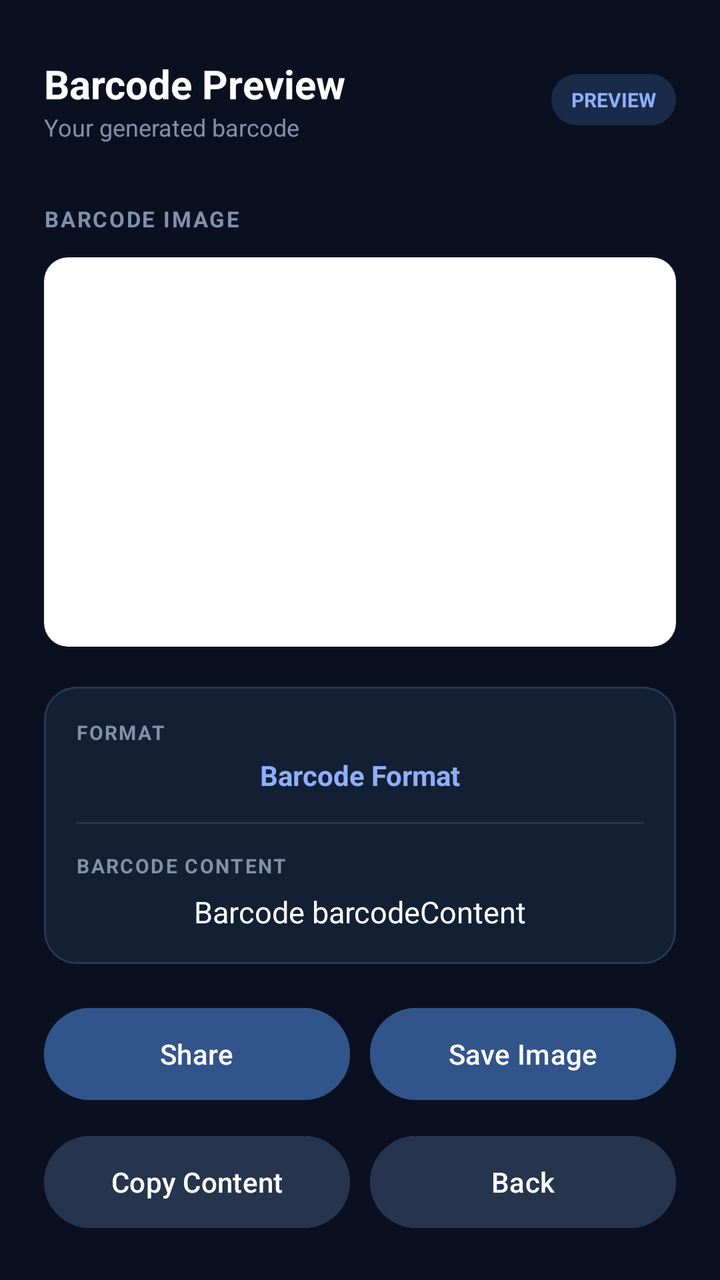
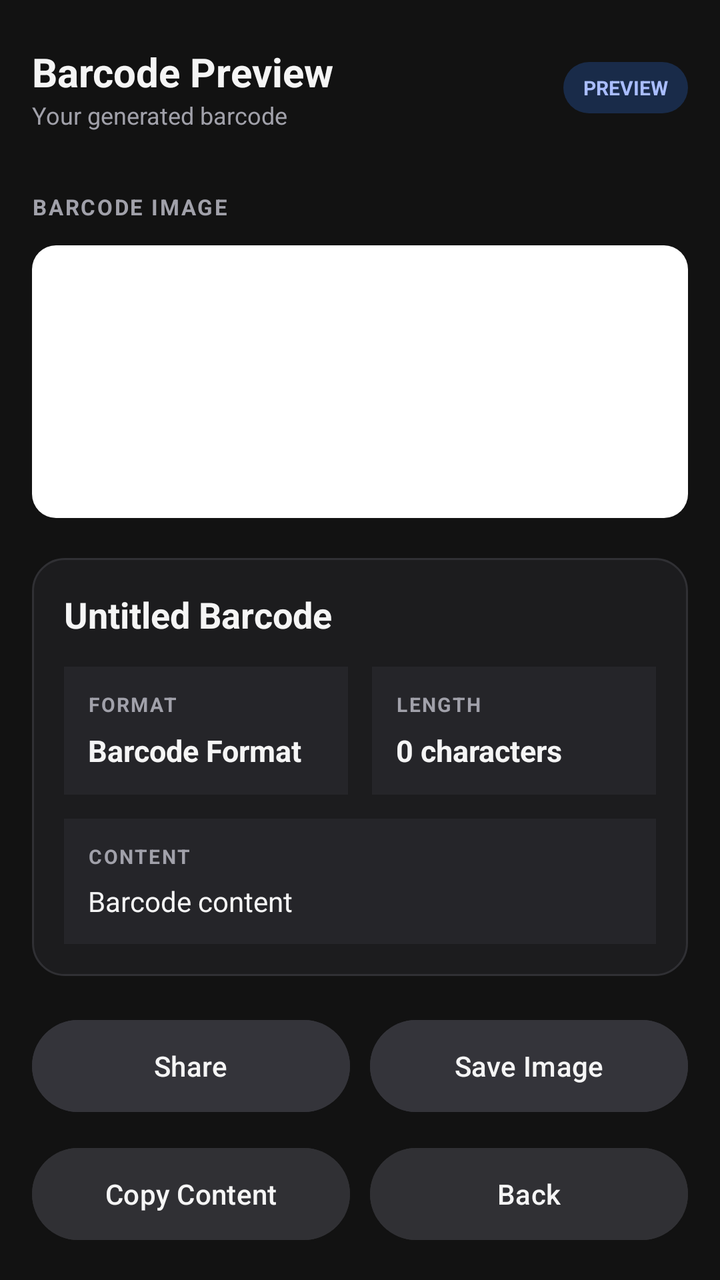

Two renders of the same Android screen: before a commit and after it. Below are the layout's source before the change and the commit's diff.
<!-- AndroidManifest.xml: application theme Theme.BarLineX -->
<!-- res/layout/activity_barcode_preview.xml -->
<?xml version="1.0" encoding="utf-8"?>
<LinearLayout xmlns:android="http://schemas.android.com/apk/res/android"
    android:id="@+id/barcodePreviewRoot"
    android:layout_width="match_parent"
    android:layout_height="match_parent"
    android:orientation="vertical"
    android:background="#0B1020"
    android:padding="22dp">

    
    <LinearLayout
        android:layout_width="match_parent"
        android:layout_height="56dp"
        android:gravity="center_vertical"
        android:orientation="horizontal">

        <LinearLayout
            android:layout_width="0dp"
            android:layout_height="wrap_content"
            android:layout_weight="1"
            android:orientation="vertical">

            <TextView
                android:layout_width="wrap_content"
                android:layout_height="wrap_content"
                android:text="Barcode Preview"
                android:textColor="#FFFFFF"
                android:textSize="20sp"
                android:textStyle="bold" />

            <TextView
                android:layout_width="wrap_content"
                android:layout_height="wrap_content"
                android:text="Your generated barcode"
                android:textColor="#8290AA"
                android:textSize="12sp" />

        </LinearLayout>

        <TextView
            android:layout_width="wrap_content"
            android:layout_height="wrap_content"
            android:text="PREVIEW"
            android:textColor="#8EAFFF"
            android:textSize="10sp"
            android:textStyle="bold"
            android:background="@drawable/bg_preview_badge"
            android:paddingHorizontal="10dp"
            android:paddingVertical="6dp" />

    </LinearLayout>

    
    <TextView
        android:layout_width="match_parent"
        android:layout_height="wrap_content"
        android:layout_marginTop="24dp"
        android:layout_marginBottom="12dp"
        android:text="BARCODE IMAGE"
        android:textColor="#8290AA"
        android:textSize="11sp"
        android:textStyle="bold"
        android:letterSpacing="0.08" />

    
    <FrameLayout
        android:layout_width="match_parent"
        android:layout_height="0dp"
        android:layout_weight="1"
        android:background="@drawable/bg_barcode_canvas"
        android:padding="20dp">

        <ImageView
            android:id="@+id/imageBarcode"
            android:layout_width="match_parent"
            android:layout_height="match_parent"
            android:contentDescription="Enlarged barcode"
            android:scaleType="fitCenter" />

    </FrameLayout>

    
    <LinearLayout
        android:layout_width="match_parent"
        android:layout_height="wrap_content"
        android:layout_marginTop="20dp"
        android:orientation="vertical"
        android:padding="16dp"
        android:background="@drawable/bg_barcode_details">

        <TextView
            android:layout_width="wrap_content"
            android:layout_height="wrap_content"
            android:text="FORMAT"
            android:textColor="#8290AA"
            android:textSize="10sp"
            android:textStyle="bold"
            android:letterSpacing="0.08" />

        <TextView
            android:id="@+id/textBarcodeFormat"
            android:layout_width="match_parent"
            android:layout_height="wrap_content"
            android:layout_marginTop="5dp"
            android:text="@string/barcode_format"
            android:textColor="#8EAFFF"
            android:textSize="14sp"
            android:textStyle="bold"
            android:gravity="center" />

        <View
            android:layout_width="match_parent"
            android:layout_height="1dp"
            android:layout_marginVertical="14dp"
            android:background="#26344D" />

        <TextView
            android:layout_width="wrap_content"
            android:layout_height="wrap_content"
            android:text="BARCODE CONTENT"
            android:textColor="#8290AA"
            android:textSize="10sp"
            android:textStyle="bold"
            android:letterSpacing="0.08" />

        <TextView
            android:id="@+id/textBarcodeContent"
            android:layout_width="match_parent"
            android:layout_height="wrap_content"
            android:layout_marginTop="6dp"
            android:maxLines="3"
            android:ellipsize="end"
            android:text="Barcode barcodeContent"
            android:textColor="#FFFFFF"
            android:textSize="15sp"
            android:gravity="center" />

    </LinearLayout>

    
    <LinearLayout
        android:layout_width="match_parent"
        android:layout_height="wrap_content"
        android:layout_marginTop="18dp"
        android:orientation="vertical">

        
        <LinearLayout
            android:layout_width="match_parent"
            android:layout_height="54dp"
            android:orientation="horizontal">

            <com.google.android.material.button.MaterialButton
                android:id="@+id/buttonShareBarcode"
                android:layout_width="0dp"
                android:layout_height="match_parent"
                android:layout_weight="1"
                android:text="Share"
                android:textAllCaps="false"
                android:textColor="#FFFFFF"
                android:backgroundTint="#31558A" />

            <com.google.android.material.button.MaterialButton
                android:id="@+id/buttonSaveImage"
                android:layout_width="0dp"
                android:layout_height="match_parent"
                android:layout_weight="1"
                android:layout_marginStart="10dp"
                android:text="Save Image"
                android:textAllCaps="false"
                android:textColor="#FFFFFF"
                android:backgroundTint="#31558A" />

        </LinearLayout>

        
        <LinearLayout
            android:layout_width="match_parent"
            android:layout_height="54dp"
            android:layout_marginTop="10dp"
            android:orientation="horizontal">

            <com.google.android.material.button.MaterialButton
                android:id="@+id/buttonCopyContent"
                android:layout_width="0dp"
                android:layout_height="match_parent"
                android:layout_weight="1"
                android:text="Copy Content"
                android:textAllCaps="false"
                android:textColor="#FFFFFF"
                android:backgroundTint="#26344D" />

            <com.google.android.material.button.MaterialButton
                android:id="@+id/buttonBackBottom"
                android:layout_width="0dp"
                android:layout_height="match_parent"
                android:layout_weight="1"
                android:layout_marginStart="10dp"
                android:text="Back"
                android:textAllCaps="false"
                android:textColor="#FFFFFF"
                android:backgroundTint="#26344D" />

        </LinearLayout>

    </LinearLayout>

</LinearLayout>
<!-- resources referenced by this layout -->
<resources>
  <!-- drawable bg_barcode_canvas (drawable) -->
  <?xml version="1.0" encoding="utf-8"?>
  <shape xmlns:android="http://schemas.android.com/apk/res/android"
      android:shape="rectangle">
  
      <solid android:color="@color/barcode_canvas" />
  
      <corners android:radius="12dp" />
  
  </shape>
  <!-- drawable bg_barcode_details (drawable) -->
  <?xml version="1.0" encoding="utf-8"?>
  <shape xmlns:android="http://schemas.android.com/apk/res/android">
      <solid android:color="#131F33" />
      <corners android:radius="16dp" />
      <stroke
          android:width="1dp"
          android:color="#263852" />
  </shape>
  <!-- drawable bg_preview_badge (drawable) -->
  <?xml version="1.0" encoding="utf-8"?>
  <shape xmlns:android="http://schemas.android.com/apk/res/android">
      <solid android:color="#192B49" />
      <corners android:radius="20dp" />
  </shape>
  <string name="barcode_format">Barcode Format</string>
  <style name="Theme.BarLineX" parent="Theme.Material3.Dark.NoActionBar">
          <item name="colorPrimary">@color/brand_primary</item>
          <item name="colorOnPrimary">#121212</item>
  
          <item name="colorSecondary">@color/brand_secondary</item>
          <item name="colorOnSecondary">#121212</item>
  
          <item name="colorSurface">@color/background_surface</item>
          <item name="colorOnSurface">@color/text_primary</item>
  
          <item name="colorSurfaceVariant">@color/background_variant</item>
          <item name="colorOnSurfaceVariant">@color/text_secondary</item>
  
          <item name="colorOutline">@color/border_default</item>
          <item name="colorOutlineVariant">@color/border_subtle</item>
  
          <item name="colorError">#F87171</item>
  
          <item name="android:statusBarColor">@color/background_main</item>
          <item name="android:navigationBarColor">@color/background_main</item>
          <item name="android:windowLightStatusBar">false</item>
          <item name="android:windowBackground">@color/background_main</item>
          <item name="android:colorAccent">@color/brand_primary</item>
      </style>
  <color name="barcode_canvas">#FFFFFF</color>
  <color name="brand_primary">#8B9EFF</color>
  <color name="brand_secondary">#A5B2FF</color>
  <color name="background_surface">#1C1C1E</color>
  <color name="text_primary">#E5E5E5</color>
  <color name="background_variant">#303034</color>
  <color name="text_secondary">#A1A1AA</color>
  <color name="border_default">#38383B</color>
  <color name="border_subtle">#2C2C30</color>
  <color name="background_main">#121212</color>
</resources>

<!-- the commit's change to res/layout/activity_barcode_preview.xml (unified diff, before → after) -->
@@ -4,8 +4,9 @@
     android:layout_width="match_parent"
     android:layout_height="match_parent"
     android:orientation="vertical"
-    android:background="#0B1020"
-    android:padding="22dp">
+    android:background="#121212"
+    android:fitsSystemWindows="true"
+    android:padding="16dp">
 
     
     <LinearLayout
@@ -24,7 +25,7 @@
                 android:layout_width="wrap_content"
                 android:layout_height="wrap_content"
                 android:text="Barcode Preview"
-                android:textColor="#FFFFFF"
+                android:textColor="#F5F5F5"
                 android:textSize="20sp"
                 android:textStyle="bold" />
 
@@ -32,7 +33,7 @@
                 android:layout_width="wrap_content"
                 android:layout_height="wrap_content"
                 android:text="Your generated barcode"
-                android:textColor="#8290AA"
+                android:textColor="#A1A1AA"
                 android:textSize="12sp" />
 
         </LinearLayout>
@@ -40,13 +41,13 @@
         <TextView
             android:layout_width="wrap_content"
             android:layout_height="wrap_content"
-            android:text="PREVIEW"
-            android:textColor="#8EAFFF"
-            android:textSize="10sp"
-            android:textStyle="bold"
             android:background="@drawable/bg_preview_badge"
             android:paddingHorizontal="10dp"
-            android:paddingVertical="6dp" />
+            android:paddingVertical="6dp"
+            android:text="PREVIEW"
+            android:textColor="#A9BDFF"
+            android:textSize="10sp"
+            android:textStyle="bold" />
 
     </LinearLayout>
 
@@ -56,11 +57,11 @@
         android:layout_height="wrap_content"
         android:layout_marginTop="24dp"
         android:layout_marginBottom="12dp"
+        android:letterSpacing="0.08"
         android:text="BARCODE IMAGE"
-        android:textColor="#8290AA"
+        android:textColor="#A1A1AA"
         android:textSize="11sp"
-        android:textStyle="bold"
-        android:letterSpacing="0.08" />
+        android:textStyle="bold" />
 
     
     <FrameLayout
@@ -84,56 +85,123 @@
         android:layout_width="match_parent"
         android:layout_height="wrap_content"
         android:layout_marginTop="20dp"
+        android:background="@drawable/bg_barcode_details"
         android:orientation="vertical"
-        android:padding="16dp"
-        android:background="@drawable/bg_barcode_details">
-
+        android:padding="16dp">
+
+        
         <TextView
-            android:layout_width="wrap_content"
-            android:layout_height="wrap_content"
-            android:text="FORMAT"
-            android:textColor="#8290AA"
-            android:textSize="10sp"
-            android:textStyle="bold"
-            android:letterSpacing="0.08" />
-
-        <TextView
-            android:id="@+id/textBarcodeFormat"
-            android:layout_width="match_parent"
-            android:layout_height="wrap_content"
-            android:layout_marginTop="5dp"
-            android:text="@string/barcode_format"
-            android:textColor="#8EAFFF"
-            android:textSize="14sp"
-            android:textStyle="bold"
-            android:gravity="center" />
-
-        <View
-            android:layout_width="match_parent"
-            android:layout_height="1dp"
-            android:layout_marginVertical="14dp"
-            android:background="#26344D" />
-
-        <TextView
-            android:layout_width="wrap_content"
-            android:layout_height="wrap_content"
-            android:text="BARCODE CONTENT"
-            android:textColor="#8290AA"
-            android:textSize="10sp"
-            android:textStyle="bold"
-            android:letterSpacing="0.08" />
-
-        <TextView
-            android:id="@+id/textBarcodeContent"
-            android:layout_width="match_parent"
-            android:layout_height="wrap_content"
-            android:layout_marginTop="6dp"
-            android:maxLines="3"
-            android:ellipsize="end"
-            android:text="Barcode barcodeContent"
-            android:textColor="#FFFFFF"
-            android:textSize="15sp"
-            android:gravity="center" />
+            android:id="@+id/textBarcodeName"
+            android:layout_width="match_parent"
+            android:layout_height="wrap_content"
+            android:text="Untitled Barcode"
+            android:textColor="#F5F5F5"
+            android:textSize="18sp"
+            android:textStyle="bold" />
+
+        
+        <LinearLayout
+            android:layout_width="match_parent"
+            android:layout_height="wrap_content"
+            android:layout_marginTop="14dp"
+            android:orientation="horizontal">
+
+            
+            <LinearLayout
+                android:layout_width="0dp"
+                android:layout_height="wrap_content"
+                android:layout_marginEnd="6dp"
+                android:layout_weight="1"
+                android:background="#252529"
+                android:orientation="vertical"
+                android:padding="12dp">
+
+                <TextView
+                    android:layout_width="wrap_content"
+                    android:layout_height="wrap_content"
+                    android:text="FORMAT"
+                    android:textColor="#A1A1AA"
+                    android:textSize="10sp"
+                    android:textStyle="bold"
+                    android:letterSpacing="0.08" />
+
+                <TextView
+                    android:id="@+id/textBarcodeFormat"
+                    android:layout_width="match_parent"
+                    android:layout_height="wrap_content"
+                    android:layout_marginTop="6dp"
+                    android:text="@string/barcode_format"
+                    android:textColor="#F5F5F5"
+                    android:textSize="15sp"
+                    android:textStyle="bold" />
+
+            </LinearLayout>
+
+            
+            <LinearLayout
+                android:layout_width="0dp"
+                android:layout_height="wrap_content"
+                android:layout_marginStart="6dp"
+                android:layout_weight="1"
+                android:background="#252529"
+                android:orientation="vertical"
+                android:padding="12dp">
+
+                <TextView
+                    android:layout_width="wrap_content"
+                    android:layout_height="wrap_content"
+                    android:text="LENGTH"
+                    android:textColor="#A1A1AA"
+                    android:textSize="10sp"
+                    android:textStyle="bold"
+                    android:letterSpacing="0.08" />
+
+                <TextView
+                    android:id="@+id/textBarcodeLength"
+                    android:layout_width="match_parent"
+                    android:layout_height="wrap_content"
+                    android:layout_marginTop="6dp"
+                    android:text="0 characters"
+                    android:textColor="#F5F5F5"
+                    android:textSize="15sp"
+                    android:textStyle="bold" />
+
+            </LinearLayout>
+
+        </LinearLayout>
+
+        
+        <LinearLayout
+            android:layout_width="match_parent"
+            android:layout_height="wrap_content"
+            android:layout_marginTop="12dp"
+            android:background="#252529"
+            android:orientation="vertical"
+            android:padding="12dp">
+
+            <TextView
+                android:layout_width="wrap_content"
+                android:layout_height="wrap_content"
+                android:text="CONTENT"
+                android:textColor="#A1A1AA"
+                android:textSize="10sp"
+                android:textStyle="bold"
+                android:letterSpacing="0.08" />
+
+            <TextView
+                android:id="@+id/textBarcodeContent"
+                android:layout_width="match_parent"
+                android:layout_height="wrap_content"
+                android:layout_marginTop="6dp"
+                android:ellipsize="end"
+                android:gravity="start"
+                android:maxLines="3"
+                android:text="Barcode content"
+                android:textColor="#F5F5F5"
+                android:textSize="14sp"
+                android:textIsSelectable="true" />
+
+        </LinearLayout>
 
     </LinearLayout>
 
@@ -155,21 +223,21 @@
                 android:layout_width="0dp"
                 android:layout_height="match_parent"
                 android:layout_weight="1"
+                android:backgroundTint="#34343A"
                 android:text="Share"
                 android:textAllCaps="false"
-                android:textColor="#FFFFFF"
-                android:backgroundTint="#31558A" />
+                android:textColor="#F5F5F5" />
 
             <com.google.android.material.button.MaterialButton
                 android:id="@+id/buttonSaveImage"
                 android:layout_width="0dp"
                 android:layout_height="match_parent"
-                android:layout_weight="1"
                 android:layout_marginStart="10dp"
+                android:layout_weight="1"
+                android:backgroundTint="#34343A"
                 android:text="Save Image"
                 android:textAllCaps="false"
-                android:textColor="#FFFFFF"
-                android:backgroundTint="#31558A" />
+                android:textColor="#F5F5F5" />
 
         </LinearLayout>
 
@@ -185,21 +253,21 @@
                 android:layout_width="0dp"
                 android:layout_height="match_parent"
                 android:layout_weight="1"
+                android:backgroundTint="#303034"
                 android:text="Copy Content"
                 android:textAllCaps="false"
-                android:textColor="#FFFFFF"
-                android:backgroundTint="#26344D" />
+                android:textColor="#F5F5F5" />
 
             <com.google.android.material.button.MaterialButton
                 android:id="@+id/buttonBackBottom"
                 android:layout_width="0dp"
                 android:layout_height="match_parent"
-                android:layout_weight="1"
                 android:layout_marginStart="10dp"
+                android:layout_weight="1"
+                android:backgroundTint="#303034"
                 android:text="Back"
                 android:textAllCaps="false"
-                android:textColor="#FFFFFF"
-                android:backgroundTint="#26344D" />
+                android:textColor="#F5F5F5" />
 
         </LinearLayout>
 
<!-- resource entries referenced after the edit -->
@@ -13,11 +13,15 @@
   <!-- drawable bg_barcode_details (drawable) -->
   <?xml version="1.0" encoding="utf-8"?>
   <shape xmlns:android="http://schemas.android.com/apk/res/android">
-      <solid android:color="#131F33" />
+  
+      <solid android:color="#1C1C1E" />
+  
       <corners android:radius="16dp" />
+  
       <stroke
           android:width="1dp"
-          android:color="#263852" />
+          android:color="#303034" />
+  
   </shape>
   <!-- drawable bg_preview_badge (drawable) -->
   <?xml version="1.0" encoding="utf-8"?>
